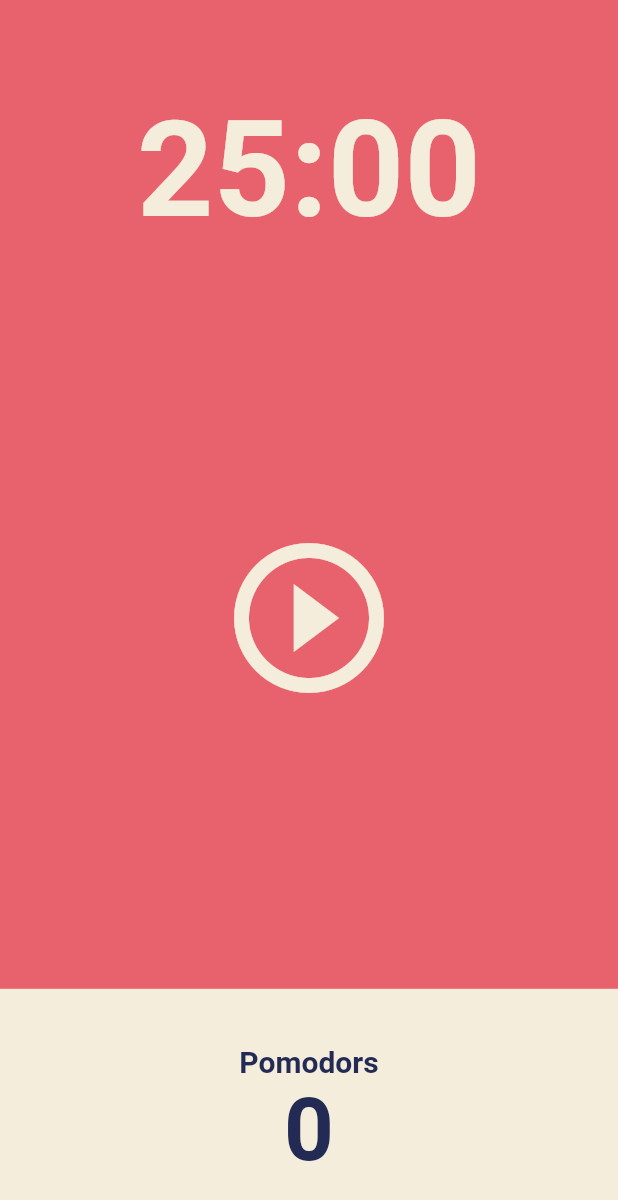
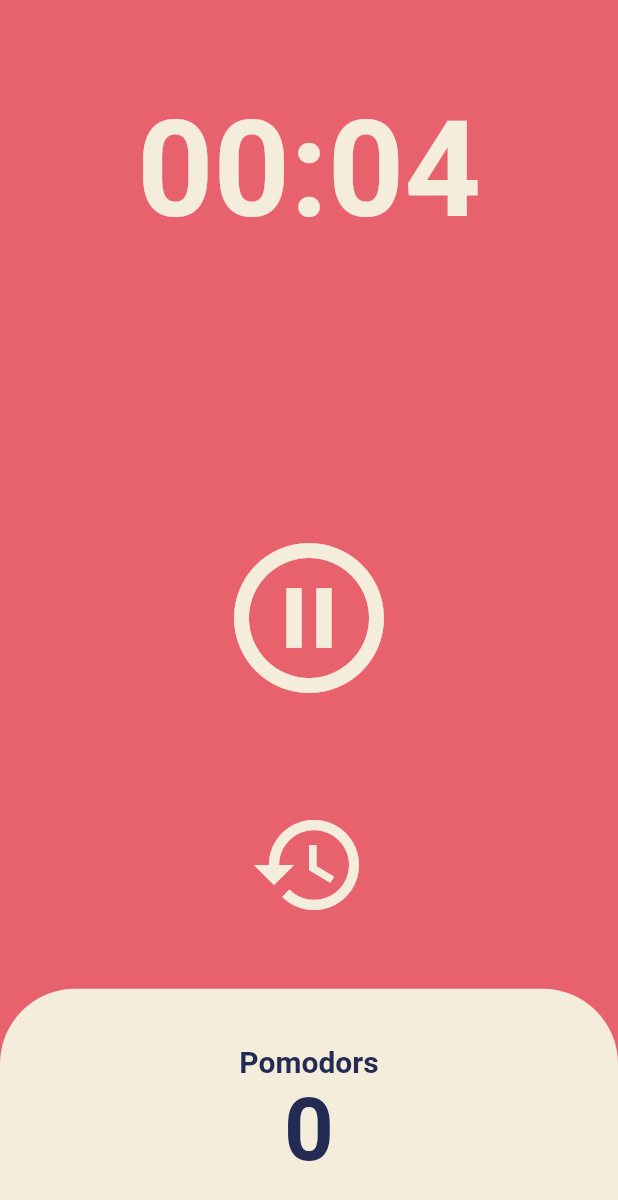
Before and after one commit to Four-Ace/flutter_Payment-_UI, a Flutter app: the screen it shows after launch, after a tap on the "play circle outline" icon, on a phone screen of 412 x 824 dp. Shown: the top 1200 px of the screen. Run offline on Flutter 3.47's test engine with Material 2 defaults, Android fonts, the phone set to English and light mode, and no system bars.

Commit message:
v8 - Timer Code Challenge
- Made resetTimer function. It used when Timer are done and pushed reset button.
- Use 3 sizedBox with column.
- Covered Icons with sizedBox.
- Using spaceAround, alignment boxes.

```diff
--- a/lib/screens/home_screen.dart
+++ b/lib/screens/home_screen.dart
@@ -1,3 +1,5 @@
+import 'dart:async';
+
 import 'package:flutter/material.dart';
 
 class HomeScreen extends StatefulWidget {
@@ -8,6 +10,55 @@ class HomeScreen extends StatefulWidget {
 }
 
 class _HomeScreenState extends State<HomeScreen> {
+  static const int maxTime = 5;
+  int totalSeconds = maxTime;
+  bool isRunning = false;
+  int totalPomodoros = 0;
+  late Timer timer;
+
+  void onTick(Timer timer) {
+    if (totalSeconds == 0) {
+      resetTimer();
+      setState(() {
+        totalPomodoros = totalPomodoros + 1;
+      });
+    } else {
+      setState(() {
+        totalSeconds = totalSeconds - 1;
+      });
+    }
+  }
+
+  void onStartPressed() {
+    timer = Timer.periodic(
+      const Duration(seconds: 1),
+      onTick,
+    );
+    setState(() {
+      isRunning = true;
+    });
+  }
+
+  void onPausePressed() {
+    timer.cancel();
+    setState(() {
+      isRunning = false;
+    });
+  }
+
+  void resetTimer() {
+    timer.cancel();
+    setState(() {
+      isRunning = false;
+      totalSeconds = maxTime;
+    });
+  }
+
+  String format(int second) {
+    var duration = Duration(seconds: second);
+    return duration.toString().split(".").first.substring(2, 7);
+  }
+
   @override
   Widget build(BuildContext context) {
     return Scaffold(
@@ -19,7 +70,7 @@ class _HomeScreenState extends State<HomeScreen> {
             child: Container(
               alignment: Alignment.bottomCenter,
               child: Text(
-                '25:00',
+                format(totalSeconds),
                 style: TextStyle(
                   color: Theme.of(context).cardColor,
                   fontSize: 89,
@@ -31,17 +82,40 @@ class _HomeScreenState extends State<HomeScreen> {
           Flexible(
             flex: 3,
             child: Center(
-              child: SizedBox(
+              child: Column(
+                mainAxisAlignment: MainAxisAlignment.spaceAround,
+                children: [
+                  const SizedBox(
+                    width: 150,
+                    height: 150,
+                  ),
+                  SizedBox(
                     width: 150,
                     height: 150,
                     child: IconButton(
-                  onPressed: () {},
+                      onPressed: isRunning ? onPausePressed : onStartPressed,
                       icon: Icon(
-                    Icons.play_circle_outline,
+                        isRunning
+                            ? Icons.pause_circle_outline
+                            : Icons.play_circle_outline,
                         color: Theme.of(context).cardColor,
                         size: 120,
                       ),
                     ),
+                  ),
+                  SizedBox(
+                    width: 150,
+                    height: 150,
+                    child: IconButton(
+                      onPressed: resetTimer,
+                      icon: Icon(
+                        Icons.restore,
+                        color: Theme.of(context).cardColor,
+                        size: 80,
+                      ),
+                    ),
+                  ),
+                ],
               ),
             ),
           ),
@@ -52,6 +126,9 @@ class _HomeScreenState extends State<HomeScreen> {
                 Expanded(
                   child: Container(
                     decoration: BoxDecoration(
+                      borderRadius: const BorderRadius.vertical(
+                        top: Radius.circular(50),
+                      ),
                       color: Theme.of(context).cardColor,
                     ),
                     child: Column(
@@ -67,7 +144,7 @@ class _HomeScreenState extends State<HomeScreen> {
                           ),
                         ),
                         Text(
-                          '0',
+                          '$totalPomodoros',
                           style: TextStyle(
                             fontSize: 58,
                             color:
```
Lines whose indentation alone changed are shown as unchanged.
